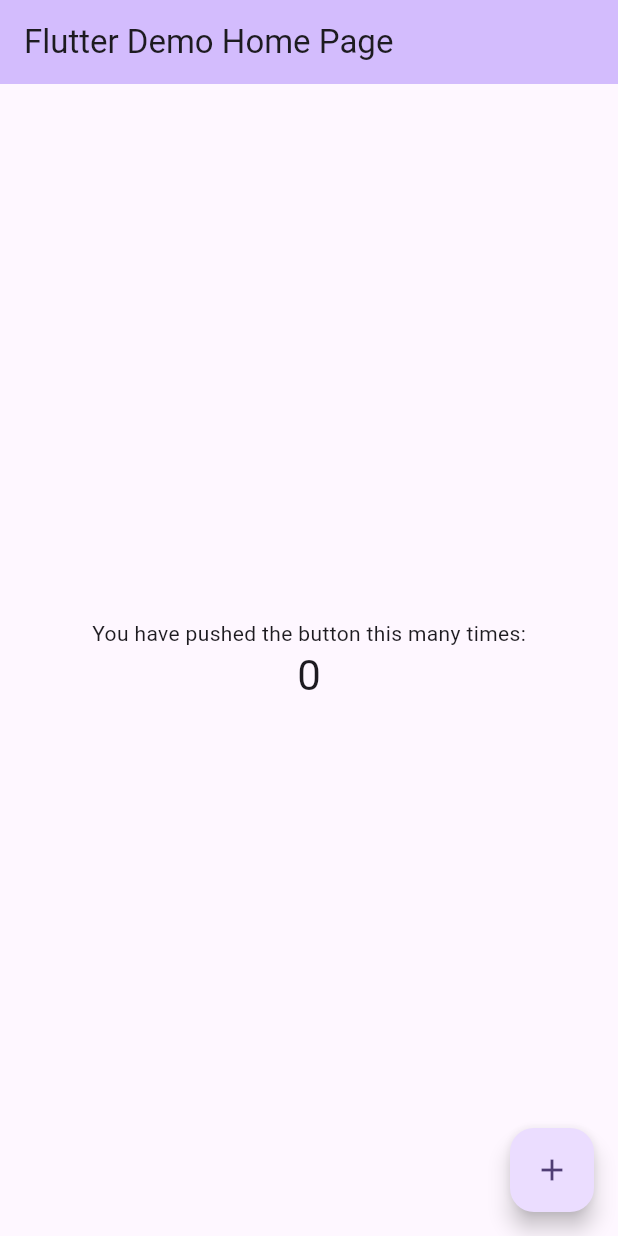
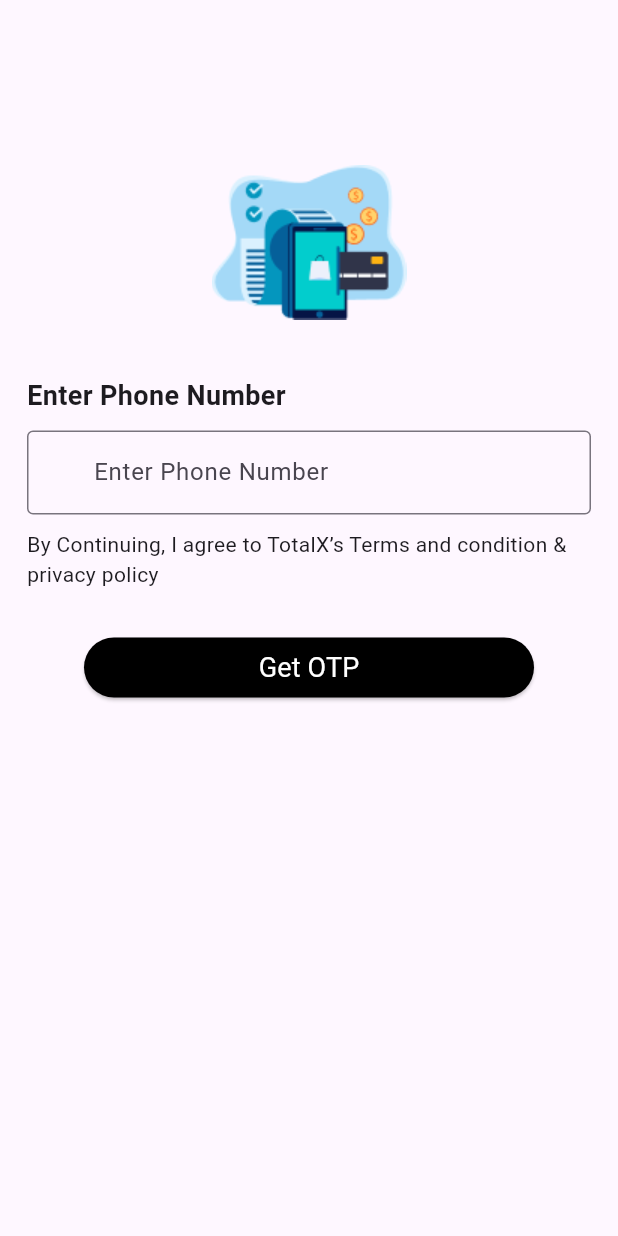
Before and after one commit to sh18il/machine-task-totalX, a Flutter app: the screen it shows after launch, on a phone screen of 412 x 824 dp. Run offline on Flutter 3.47's test engine with Material 3 defaults, Android fonts, the phone set to English and light mode, and no system bars; our stand-ins replace firebase_auth, firebase_core, gap, get; accounts and stored records are empty.

Commit message:
create mobile auth screen and otp screen

```diff
--- a/lib/main.dart
+++ b/lib/main.dart
@@ -1,125 +1,34 @@
+import 'package:firebase_core/firebase_core.dart';
 import 'package:flutter/material.dart';
+import 'package:get/get.dart';
+import 'package:provider/provider.dart';
+import 'package:totalx/controller/mobile_auth.dart';
+import 'package:totalx/firebase_options.dart';
+import 'package:totalx/view/mobile_auth_page.dart';
 
-void main() {
+Future<void> main() async {
+  WidgetsFlutterBinding.ensureInitialized();
+  await Firebase.initializeApp(
+    options: DefaultFirebaseOptions.currentPlatform,
+  );
   runApp(const MyApp());
 }
 
 class MyApp extends StatelessWidget {
   const MyApp({super.key});
 
-  // This widget is the root of your application.
   @override
   Widget build(BuildContext context) {
-    return MaterialApp(
-      title: 'Flutter Demo',
-      theme: ThemeData(
-        // This is the theme of your application.
-        //
-        // TRY THIS: Try running your application with "flutter run". You'll see
-        // the application has a purple toolbar. Then, without quitting the app,
-        // try changing the seedColor in the colorScheme below to Colors.green
-        // and then invoke "hot reload" (save your changes or press the "hot
-        // reload" button in a Flutter-supported IDE, or press "r" if you used
-        // the command line to start the app).
-        //
-        // Notice that the counter didn't reset back to zero; the application
-        // state is not lost during the reload. To reset the state, use hot
-        // restart instead.
-        //
-        // This works for code too, not just values: Most code changes can be
-        // tested with just a hot reload.
-        colorScheme: ColorScheme.fromSeed(seedColor: Colors.deepPurple),
-        useMaterial3: true,
+    return MultiProvider(
+      providers: [
+        ChangeNotifierProvider(
+          create: (context) => PhoneOtpAuth(),
+        )
+      ],
+      child: GetMaterialApp(
+        debugShowCheckedModeBanner: false,
+        home: MobileAuthPage(),
       ),
-      home: const MyHomePage(title: 'Flutter Demo Home Page'),
     );
   }
 }
-
-class MyHomePage extends StatefulWidget {
-  const MyHomePage({super.key, required this.title});
-
-  // This widget is the home page of your application. It is stateful, meaning
-  // that it has a State object (defined below) that contains fields that affect
-  // how it looks.
-
-  // This class is the configuration for the state. It holds the values (in this
-  // case the title) provided by the parent (in this case the App widget) and
-  // used by the build method of the State. Fields in a Widget subclass are
-  // always marked "final".
-
-  final String title;
-
-  @override
-  State<MyHomePage> createState() => _MyHomePageState();
-}
-
-class _MyHomePageState extends State<MyHomePage> {
-  int _counter = 0;
-
-  void _incrementCounter() {
-    setState(() {
-      // This call to setState tells the Flutter framework that something has
-      // changed in this State, which causes it to rerun the build method below
-      // so that the display can reflect the updated values. If we changed
-      // _counter without calling setState(), then the build method would not be
-      // called again, and so nothing would appear to happen.
-      _counter++;
-    });
-  }
-
-  @override
-  Widget build(BuildContext context) {
-    // This method is rerun every time setState is called, for instance as done
-    // by the _incrementCounter method above.
-    //
-    // The Flutter framework has been optimized to make rerunning build methods
-    // fast, so that you can just rebuild anything that needs updating rather
-    // than having to individually change instances of widgets.
-    return Scaffold(
-      appBar: AppBar(
-        // TRY THIS: Try changing the color here to a specific color (to
-        // Colors.amber, perhaps?) and trigger a hot reload to see the AppBar
-        // change color while the other colors stay the same.
-        backgroundColor: Theme.of(context).colorScheme.inversePrimary,
-        // Here we take the value from the MyHomePage object that was created by
-        // the App.build method, and use it to set our appbar title.
-        title: Text(widget.title),
-      ),
-      body: Center(
-        // Center is a layout widget. It takes a single child and positions it
-        // in the middle of the parent.
-        child: Column(
-          // Column is also a layout widget. It takes a list of children and
-          // arranges them vertically. By default, it sizes itself to fit its
-          // children horizontally, and tries to be as tall as its parent.
-          //
-          // Column has various properties to control how it sizes itself and
-          // how it positions its children. Here we use mainAxisAlignment to
-          // center the children vertically; the main axis here is the vertical
-          // axis because Columns are vertical (the cross axis would be
-          // horizontal).
-          //
-          // TRY THIS: Invoke "debug painting" (choose the "Toggle Debug Paint"
-          // action in the IDE, or press "p" in the console), to see the
-          // wireframe for each widget.
-          mainAxisAlignment: MainAxisAlignment.center,
-          children: <Widget>[
-            const Text(
-              'You have pushed the button this many times:',
-            ),
-            Text(
-              '$_counter',
-              style: Theme.of(context).textTheme.headlineMedium,
-            ),
-          ],
-        ),
-      ),
-      floatingActionButton: FloatingActionButton(
-        onPressed: _incrementCounter,
-        tooltip: 'Increment',
-        child: const Icon(Icons.add),
-      ), // This trailing comma makes auto-formatting nicer for build methods.
-    );
-  }
-}
--- /dev/null
+++ b/lib/view/mobile_auth_page.dart
@@ -0,0 +1,104 @@
+import 'package:flutter/material.dart';
+import 'package:gap/gap.dart';
+import 'package:get/get.dart';
+import 'package:get/get_core/src/get_main.dart';
+import 'package:provider/provider.dart';
+import 'package:totalx/controller/mobile_auth.dart';
+import 'package:totalx/view/otp_page.dart';
+import 'package:totalx/view/widget/auth_page.dart';
+
+class MobileAuthPage extends StatelessWidget {
+  MobileAuthPage({super.key});
+  final formKey = GlobalKey<FormState>();
+  @override
+  Widget build(BuildContext context) {
+    TextEditingController phoneCtrl = TextEditingController();
+    final provider = Provider.of<PhoneOtpAuth>(context, listen: false);
+    return SafeArea(
+      child: Scaffold(
+        body: SingleChildScrollView(
+          child: Padding(
+            padding: const EdgeInsets.all(10),
+            child: Column(
+              children: [
+                Gap(100),
+                Center(
+                  child: Container(
+                    child:
+                        Image(image: AssetImage("assets/images/OBJECTS.png")),
+                  ),
+                ),
+                Gap(30),
+                Padding(
+                  padding: const EdgeInsets.all(8.0),
+                  child: Container(
+                    child: Form(
+                      key: formKey,
+                      child: Column(
+                        children: [
+                          Row(
+                            children: [
+                              Text(
+                                "Enter Phone Number",
+                                style: TextStyle(
+                                    fontSize: 18, fontWeight: FontWeight.bold),
+                              ),
+                            ],
+                          ),
+                          Gap(10),
+                          TextFormField(
+                            controller: phoneCtrl,
+                            keyboardType: TextInputType.number,
+                            validator: (value) {
+                              if (value!.length != 10)
+                                return "invalid phone number";
+                              return null;
+                            },
+                            decoration: InputDecoration(
+                                prefix: Text("+91"),
+                                hintText: "Enter Phone Number",
+                                border: OutlineInputBorder()),
+                          ),
+                          Gap(10),
+                          Text(
+                              """By Continuing, I agree to TotalX’s Terms and condition & privacy policy""")
+                        ],
+                      ),
+                    ),
+                  ),
+                ),
+                Gap(20),
+                ElevatedButton(
+                    style: ButtonStyle(
+                        backgroundColor: WidgetStatePropertyAll(Colors.black),
+                        fixedSize: WidgetStatePropertyAll(Size.fromWidth(300))),
+                    onPressed: () {
+                      if (formKey.currentState!.validate()) {
+                        provider.sentOtp(
+                            phone: phoneCtrl.text,
+                            errorStep: () => ScaffoldMessenger.of(context)
+                                    .showSnackBar(const SnackBar(
+                                        content: Text(
+                                  "Error in sending otp ",
+                                ))),
+                            nextStep: () {
+                              Get.to(() => OtpPage(),
+                                  transition: Transition.downToUp);
+                            });
+                      }
+                    },
+                    child: Text(
+                      "Get OTP",
+                      style: TextStyle(
+                          color: Colors.white,
+                          fontWeight: FontWeight.w400,
+                          fontSize: 18),
+                    ))
+              ],
+            ),
+          ),
+        ),
+      ),
+    );
+  }
+}
```
Also changed, not shown: lib/controller/mobile_auth.dart (added, +57 -0 lines), lib/view/home_page.dart (added, +10 -0 lines), lib/view/otp_page.dart (added, +123 -0 lines), lib/view/widget/auth_page.dart (added, +24 -0 lines), pubspec.yaml (+7 -2 lines), assets/images/Group.png (added), assets/images/OBJECTS.png (added), firebase.json (added), lib/firebase_options.dart (added), pubspec.lock, 6 other files.
